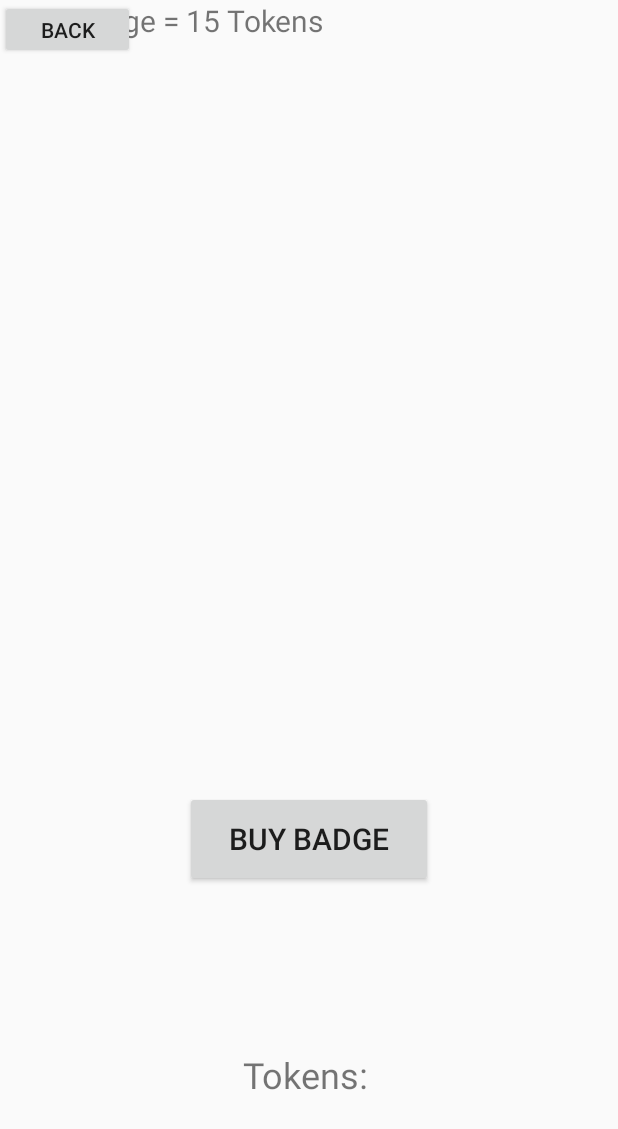
After one commit to Mutra1/MathGame, an Android app: the layout shop.xml on its own in the app's theme, with its tools: preview values and no code run, on a phone screen of 412 x 824 dp. The commit adds this screen. Shown: the top 1129 px of the screen. Run offline under Robolectric (Android 15) with nearby library versions, the phone set to English and light mode, and no system bars.

Commit message:
just in case

```diff
--- a/app/build.gradle
+++ b/app/build.gradle
@@ -16,10 +16,11 @@ android {
             proguardFiles getDefaultProguardFile('proguard-android.txt'), 'proguard-rules.pro'
         }
     }
+    buildToolsVersion '28.0.3'
 }
 
 dependencies {
-    implementation fileTree(dir: 'libs', include: ['*.jar'])
+    implementation fileTree(include: ['*.jar'], dir: 'libs')
     implementation 'com.android.support:appcompat-v7:28.0.0'
     implementation 'com.android.support.constraint:constraint-layout:1.1.3'
     testImplementation 'junit:junit:4.12'
--- a/app/src/main/res/layout/activity_main.xml
+++ b/app/src/main/res/layout/activity_main.xml
@@ -192,7 +192,7 @@
         android:layout_marginBottom="8dp"
         android:textAlignment="center"
         android:textColor="@android:color/holo_orange_dark"
-        android:textSize="14sp"
+        android:textSize="20sp"
         app:layout_constraintBottom_toBottomOf="parent"
         app:layout_constraintEnd_toEndOf="parent"
         app:layout_constraintHorizontal_bias="0.0"
--- /dev/null
+++ b/app/src/main/res/layout/shop.xml
@@ -0,0 +1,59 @@
+<?xml version="1.0" encoding="utf-8"?>
+<android.support.constraint.ConstraintLayout
+    xmlns:android="http://schemas.android.com/apk/res/android"
+    xmlns:app="http://schemas.android.com/apk/res-auto"
+    xmlns:tools="http://schemas.android.com/tools"
+    android:layout_width="match_parent"
+    android:layout_height="match_parent">
+
+    <Button
+        android:id="@+id/purchaseButton"
+        android:layout_width="165dp"
+        android:layout_height="64dp"
+        android:layout_marginStart="8dp"
+        android:layout_marginTop="8dp"
+        android:layout_marginEnd="8dp"
+        android:layout_marginBottom="8dp"
+        android:text="Buy Badge"
+        android:textSize="20sp"
+        app:layout_constraintBottom_toBottomOf="parent"
+        app:layout_constraintEnd_toEndOf="parent"
+        app:layout_constraintStart_toStartOf="parent"
+        app:layout_constraintTop_toTopOf="parent"
+        app:layout_constraintVertical_bias="0.698" />
+
+    <TextView
+        android:id="@+id/shopTokens"
+        android:layout_width="230dp"
+        android:layout_height="44dp"
+        android:layout_marginStart="8dp"
+        android:layout_marginTop="8dp"
+        android:layout_marginEnd="8dp"
+        android:layout_marginBottom="8dp"
+        android:text="Tokens: "
+        android:textAlignment="center"
+        android:textSize="24sp"
+        app:layout_constraintBottom_toBottomOf="parent"
+        app:layout_constraintEnd_toEndOf="parent"
+        app:layout_constraintStart_toStartOf="parent"
+        app:layout_constraintTop_toTopOf="parent"
+        app:layout_constraintVertical_bias="0.906" />
+
+    <Button
+        android:id="@+id/returnButton"
+        android:layout_width="90dp"
+        android:layout_height="39dp"
+        android:text="Back"
+        tools:layout_editor_absoluteX="486dp"
+        tools:layout_editor_absoluteY="302dp" />
+
+    <TextView
+        android:id="@+id/infoLabel"
+        android:layout_width="221dp"
+        android:layout_height="44dp"
+        android:text="One Badge = 15 Tokens"
+        android:textAlignment="center"
+        android:textSize="20sp"
+        tools:layout_editor_absoluteX="190dp"
+        tools:layout_editor_absoluteY="72dp" />
+</android.support.constraint.ConstraintLayout>
```
Also changed, not shown: app/src/main/java/com/example/murat/mathgame/Game.java (+17 -9 lines), app/src/main/java/com/example/murat/mathgame/MainActivity.java (+116 -26 lines), 1 other file.
